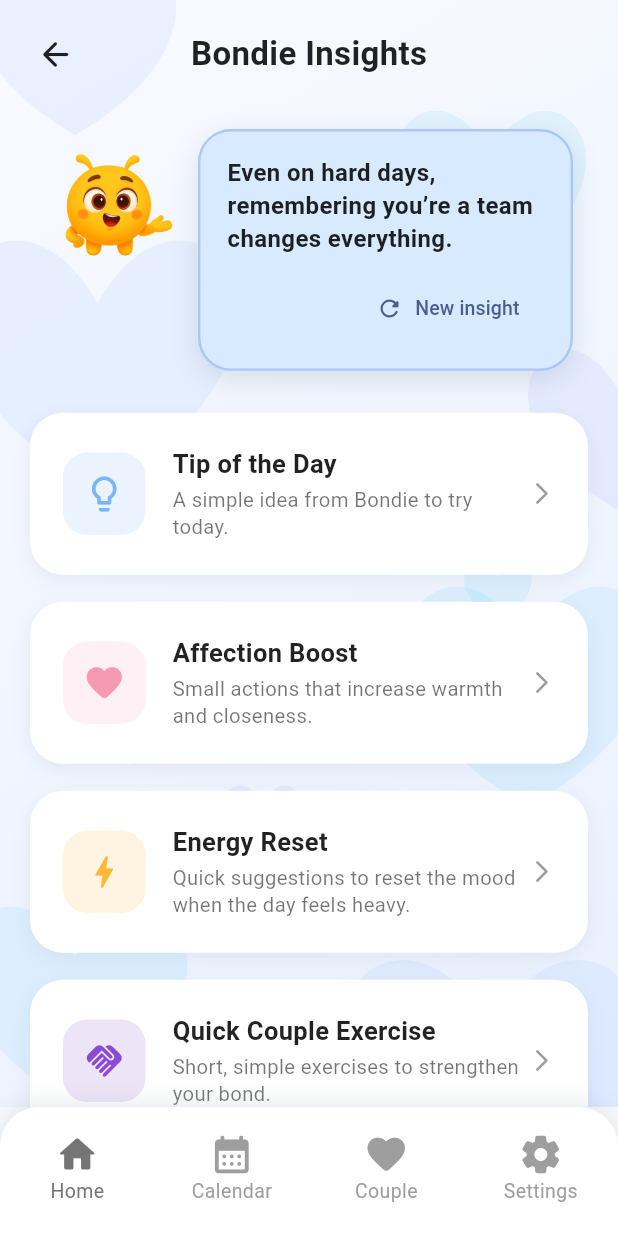
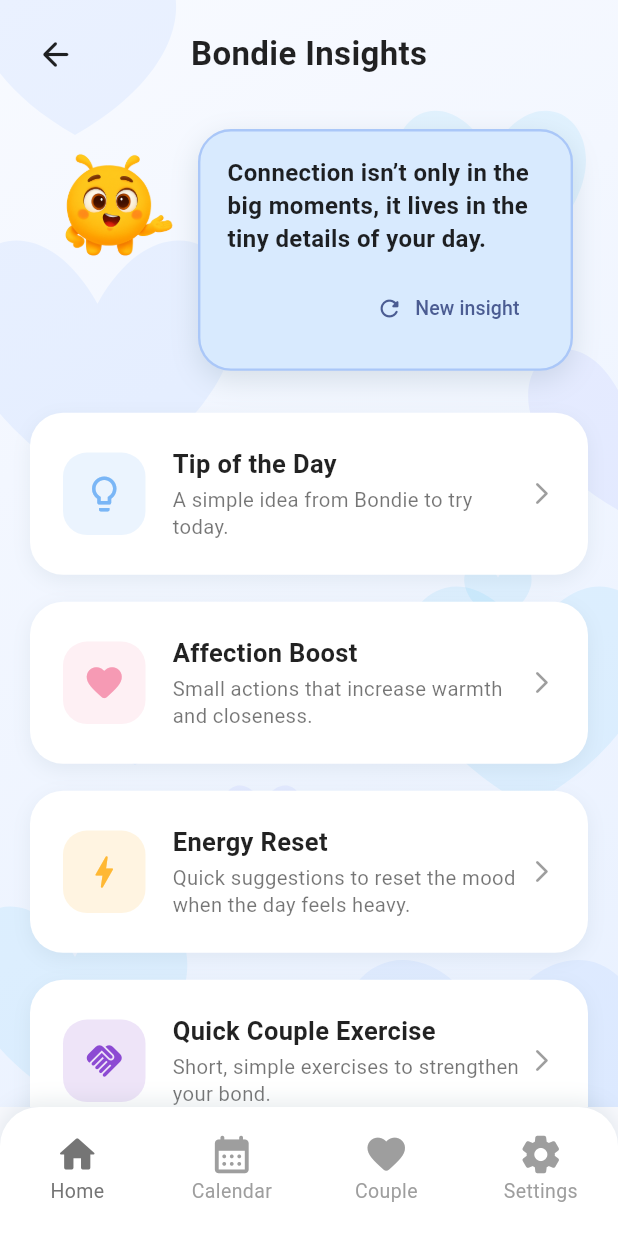
Before and after one commit to Tomasalexpt30/IPM_Bonded, a Flutter app: the BondieInsightsPage screen opened directly, on a phone screen of 412 x 824 dp. Run offline on Flutter 3.47's test engine with Material 3 defaults, Android fonts, the phone set to English and light mode, and no system bars; our stand-ins replace confetti, fl_chart, photo_view; Roboto replaces fonts that are missing (Poppins).

Commit message:
Bonded APP Version 17.5
- Small Fixes

```diff
--- a/lib/bondie/pages/actions/insights/bondie_insights_page.dart
+++ b/lib/bondie/pages/actions/insights/bondie_insights_page.dart
@@ -24,12 +24,11 @@ class _BondieInsightsPageState extends State<BondieInsightsPage> {
   final List<String> _mainInsights = const [
     "Did you know small everyday gestures can strengthen any relationship?",
     "I woke up extra inspired today! I’ve got a special idea for you two.",
-    "Connection isn’t only in the big moments – it lives in the tiny details of your day.",
-    "Communication is the bridge between you both – talk a little more today 💙",
+    "Connection isn’t only in the big moments, it lives in the tiny details of your day.",
+    "Communication is the bridge between you both, talk a little more today",
     "Even on hard days, remembering you’re a team changes everything.",
     "Love grows when you care for each other in simple, intentional ways.",
     "Little surprises create big memories. Maybe today is a good day for one.",
-    "I’ve got a mini mission for you below 👇",
   ];
 
   @override
```
